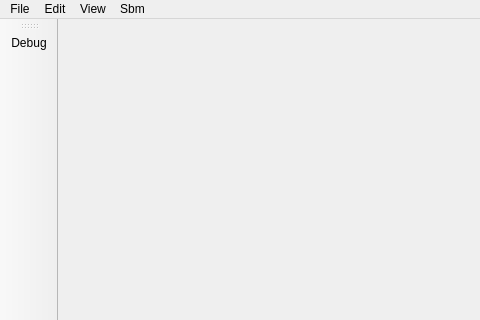
This is core/smartbody/sbm-debugger/gui/designer/SbmDebuggerForm.ui in DrAlta/smartbody as Qt 5 draws it before an edit; both pictures show x 0 to 480 and y 0 to 320 of the 1236 by 817 pixel window. The edited form follows.
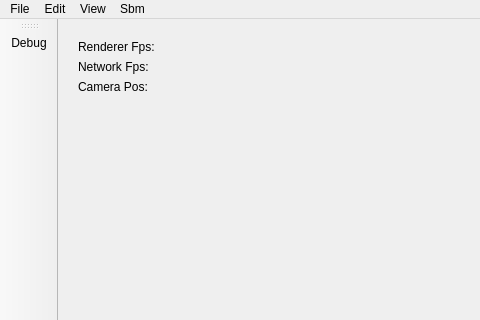
This is the edited form. Icons and pictures are not drawn.

Commit message: sbmdebugger- removed scale factor for positioning. - you can now set camera movement/rotation speed in the settings - added tree view which shows all entities in the scene - removed camera rotation hacks

```diff
--- a/core/smartbody/sbm-debugger/gui/designer/SbmDebuggerForm.ui
+++ b/core/smartbody/sbm-debugger/gui/designer/SbmDebuggerForm.ui
@@ -23,6 +23,48 @@
       <height>761</height>
      </rect>
     </property>
+    <widget class="QLabel" name="rendererFpsLabel">
+     <property name="enabled">
+      <bool>true</bool>
+     </property>
+     <property name="geometry">
+      <rect>
+       <x>10</x>
+       <y>10</y>
+       <width>121</width>
+       <height>16</height>
+      </rect>
+     </property>
+     <property name="text">
+      <string>Renderer Fps:</string>
+     </property>
+    </widget>
+    <widget class="QLabel" name="networkFpsLabel">
+     <property name="geometry">
+      <rect>
+       <x>10</x>
+       <y>30</y>
+       <width>71</width>
+       <height>16</height>
+      </rect>
+     </property>
+     <property name="text">
+      <string>Network Fps:</string>
+     </property>
+    </widget>
+    <widget class="QLabel" name="cameraPositionLabel">
+     <property name="geometry">
+      <rect>
+       <x>10</x>
+       <y>50</y>
+       <width>211</width>
+       <height>16</height>
+      </rect>
+     </property>
+     <property name="text">
+      <string>Camera Pos:</string>
+     </property>
+    </widget>
    </widget>
    <widget class="QTabWidget" name="sceneTab">
     <property name="geometry">
```
The commit also changes 17 other files.
